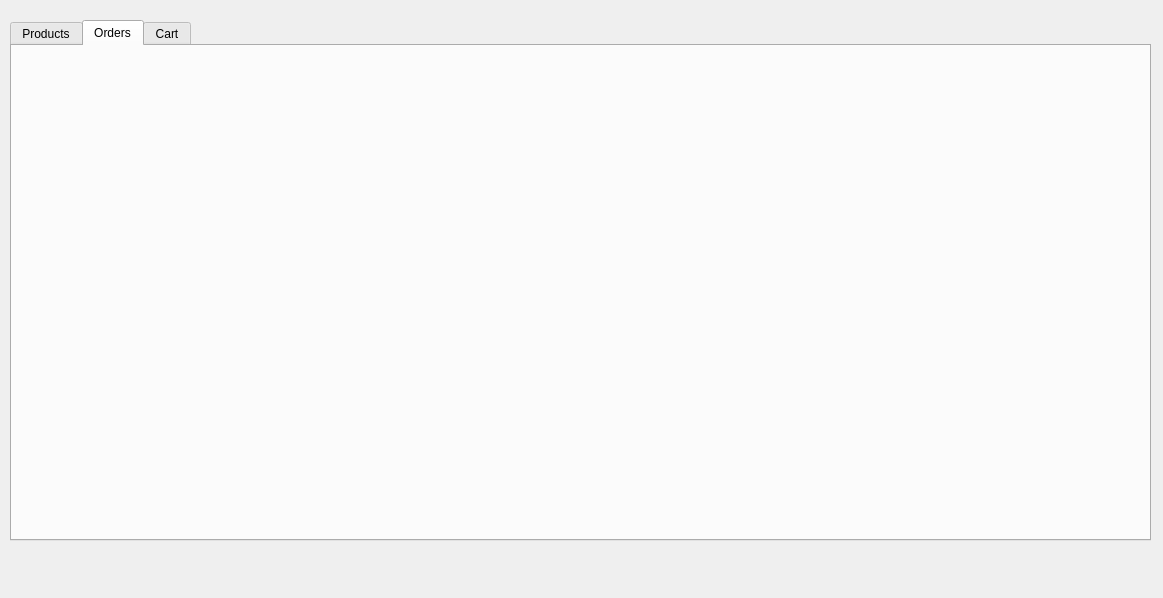
Above: userpage.ui from BilalUsmani02/OrderHub before the change. Below: the same form after it.
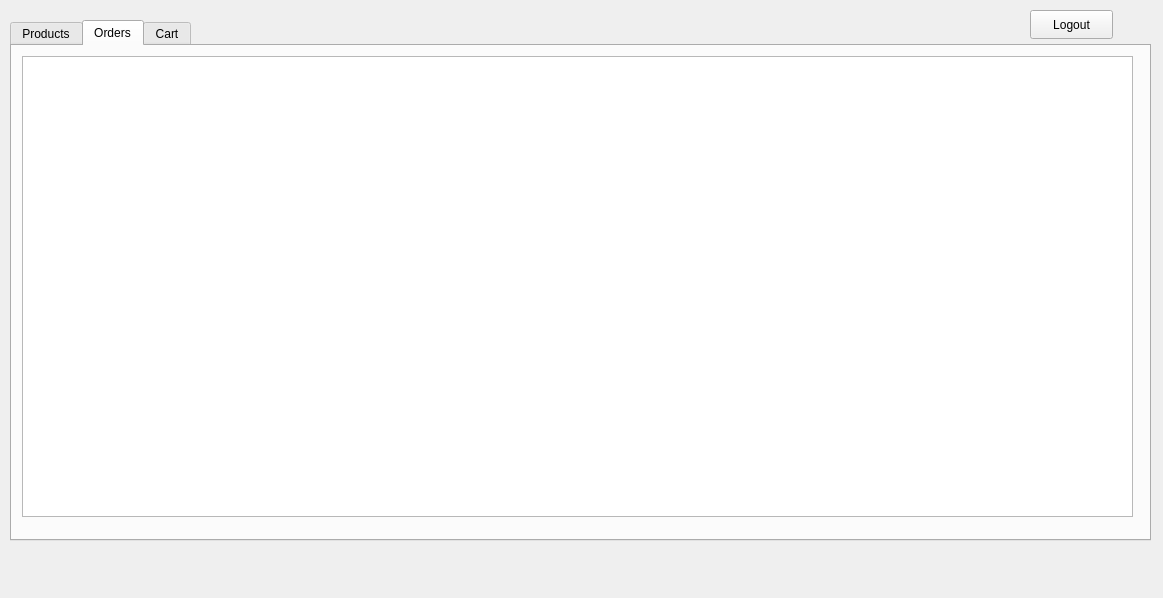
That is the form after the change. The open tabs and pages were chosen to show the change.

Commit message: order for users

The edit to the form file:
```diff
--- a/userpage.ui
+++ b/userpage.ui
@@ -50,6 +50,16 @@
     <attribute name="title">
      <string>Orders</string>
     </attribute>
+    <widget class="QTableWidget" name="orderList">
+     <property name="geometry">
+      <rect>
+       <x>10</x>
+       <y>10</y>
+       <width>1111</width>
+       <height>461</height>
+      </rect>
+     </property>
+    </widget>
    </widget>
    <widget class="QWidget" name="Cart">
     <attribute name="title">
@@ -109,6 +119,19 @@
     </widget>
    </widget>
   </widget>
+  <widget class="QPushButton" name="logout">
+   <property name="geometry">
+    <rect>
+     <x>1030</x>
+     <y>10</y>
+     <width>83</width>
+     <height>29</height>
+    </rect>
+   </property>
+   <property name="text">
+    <string>Logout</string>
+   </property>
+  </widget>
  </widget>
  <resources/>
  <connections/>
```
Left out of the diff: 2 changed lines with no effect on the pictures. The commit also changes 55 other files.
